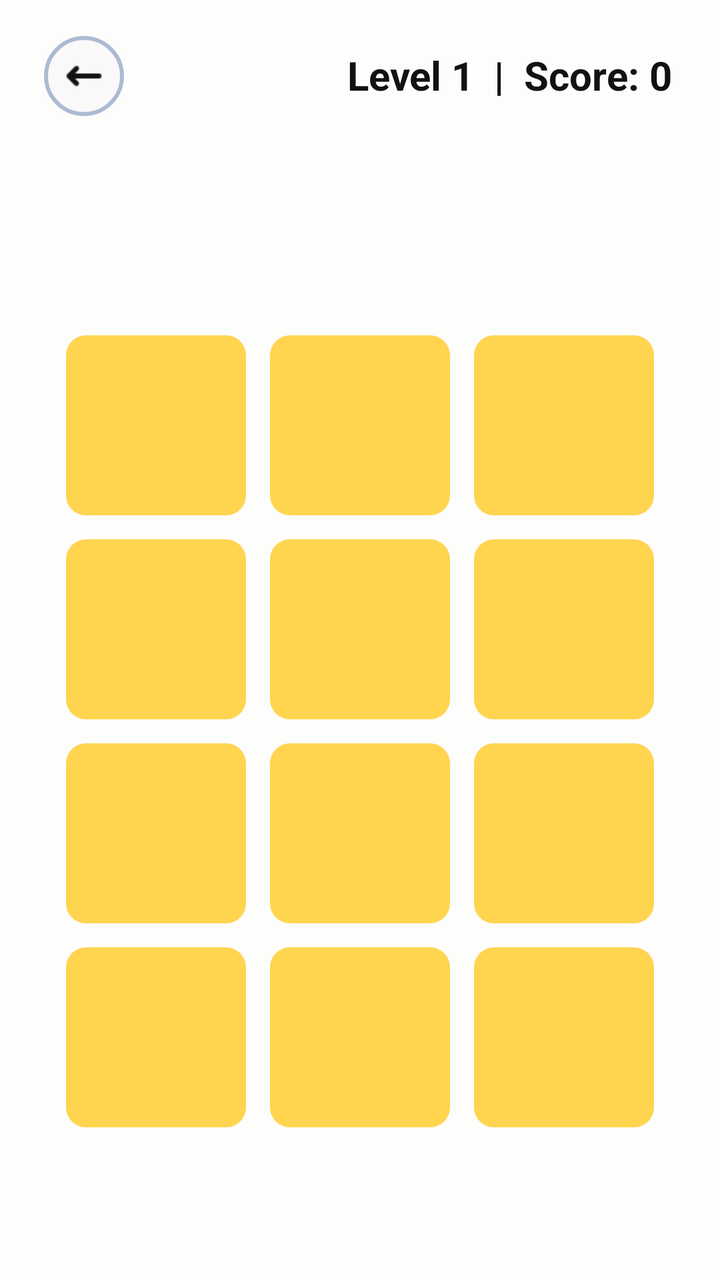
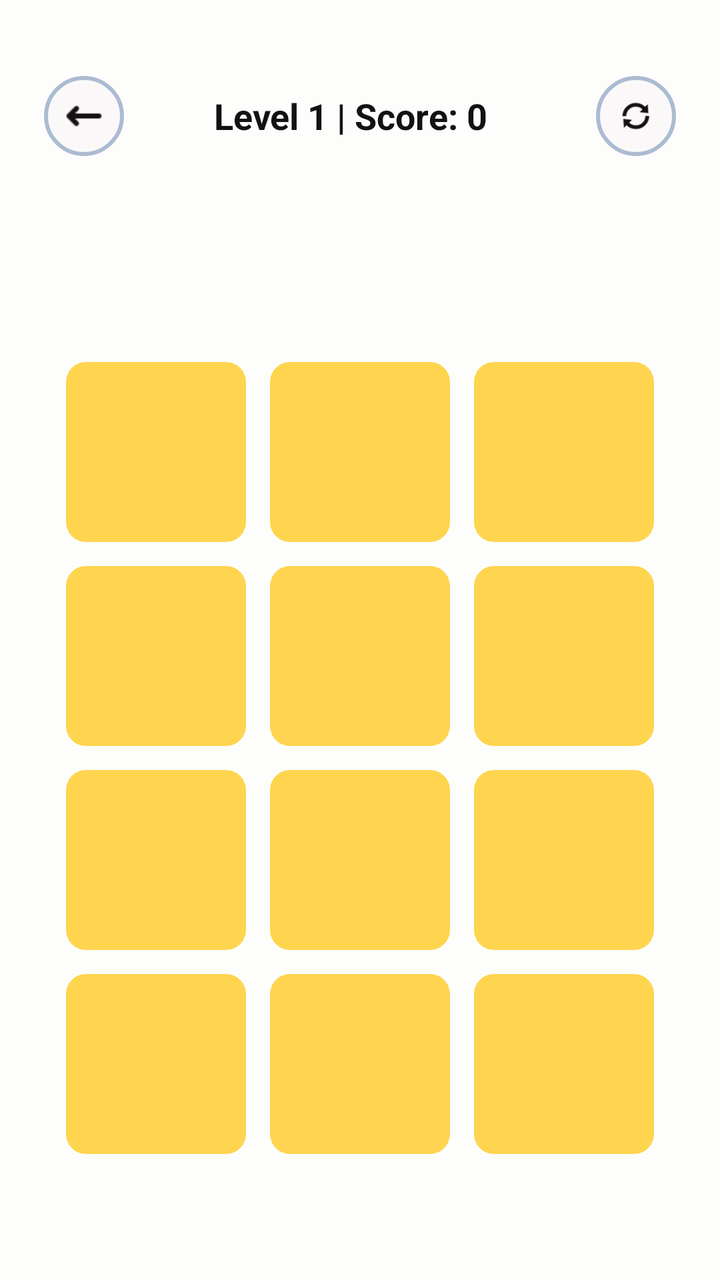

Before-and-after screenshots of an Android layout around one commit, followed by the original layout XML and the change that was made.
<!-- AndroidManifest.xml: application theme Theme.DownSteps1 -->
<!-- res/layout/activity_matching_game.xml -->
<?xml version="1.0" encoding="utf-8"?>
<androidx.constraintlayout.widget.ConstraintLayout xmlns:android="http://schemas.android.com/apk/res/android"
    xmlns:app="http://schemas.android.com/apk/res-auto"
    android:id="@+id/main"
    android:layout_width="match_parent"
    android:layout_height="match_parent"
    android:background="@color/bg_main">

    <TextView
        android:id="@+id/tvScore"
        android:layout_width="wrap_content"
        android:layout_height="wrap_content"
        android:text="Level 1  |  Score: 0"
        android:textColor="@color/text_title"
        android:textSize="20sp"
        android:textStyle="bold"
        android:layout_marginEnd="24dp"
        android:layout_marginTop="24dp"
        app:layout_constraintEnd_toEndOf="parent"
        app:layout_constraintTop_toTopOf="parent" />

    <LinearLayout
        android:id="@+id/backContainer"
        style="@style/BackBtn.Box"
        android:layout_marginStart="22dp"
        android:layout_marginTop="18dp"
        app:layout_constraintStart_toStartOf="parent"
        app:layout_constraintTop_toTopOf="parent">

        <ImageView
            android:id="@+id/btnBack"
            style="@style/BackBtn.Icon"
            android:contentDescription="@string/back" />
    </LinearLayout>

    <GridLayout
        android:id="@+id/gridCards"
        android:layout_width="wrap_content"
        android:layout_height="wrap_content"
        android:columnCount="3"
        android:rowCount="4"
        android:layout_marginTop="40dp"
        app:layout_constraintTop_toBottomOf="@id/tvScore"
        app:layout_constraintBottom_toBottomOf="parent"
        app:layout_constraintStart_toStartOf="parent"
        app:layout_constraintEnd_toEndOf="parent">

        <TextView android:id="@+id/card1" style="@style/MemoryCard" />
        <TextView android:id="@+id/card2" style="@style/MemoryCard" />
        <TextView android:id="@+id/card3" style="@style/MemoryCard" />
        <TextView android:id="@+id/card4" style="@style/MemoryCard" />
        <TextView android:id="@+id/card5" style="@style/MemoryCard" />
        <TextView android:id="@+id/card6" style="@style/MemoryCard" />
        <TextView android:id="@+id/card7" style="@style/MemoryCard" />
        <TextView android:id="@+id/card8" style="@style/MemoryCard" />
        <TextView android:id="@+id/card9" style="@style/MemoryCard" />
        <TextView android:id="@+id/card10" style="@style/MemoryCard" />
        <TextView android:id="@+id/card11" style="@style/MemoryCard" />
        <TextView android:id="@+id/card12" style="@style/MemoryCard" />

    </GridLayout>
    <LinearLayout
        android:id="@+id/levelMessageBox"
        android:layout_width="0dp"
        android:layout_height="wrap_content"
        android:orientation="vertical"
        android:gravity="center"
        android:padding="26dp"
        android:visibility="gone"
        android:background="@drawable/bg_level_success"
        app:layout_constraintTop_toBottomOf="@id/tvScore"
        app:layout_constraintStart_toStartOf="parent"
        app:layout_constraintEnd_toEndOf="parent"
        android:layout_marginStart="24dp"
        android:layout_marginEnd="24dp"
        android:layout_marginTop="90dp">

        <TextView
            android:layout_width="wrap_content"
            android:layout_height="wrap_content"
            android:text="🎉"
            android:textSize="50sp" />

        <TextView
            android:id="@+id/tvLevelMessage"
            android:layout_width="wrap_content"
            android:layout_height="wrap_content"
            android:layout_marginTop="10dp"
            android:text="Level 1 Completed!"
            android:textSize="24sp"
            android:textStyle="bold"
            android:textColor="@color/text_title"
            android:gravity="center" />

        <TextView
            android:layout_width="wrap_content"
            android:layout_height="wrap_content"
            android:layout_marginTop="8dp"
            android:text="Great job! Ready for the next level?"
            android:textSize="15sp"
            android:textColor="@color/text_subtitle"
            android:gravity="center" />

        <Button
            android:id="@+id/btnNextLevel"
            android:layout_width="match_parent"
            android:layout_height="56dp"
            android:layout_marginTop="22dp"
            android:text="Next Level 🚀"
            android:textStyle="bold"
            android:textSize="16sp"
            android:textColor="@android:color/white"
            android:backgroundTint="@color/btn_primary" />

    </LinearLayout>
</androidx.constraintlayout.widget.ConstraintLayout>
<!-- resources referenced by this layout -->
<resources>
  <color name="bg_main">#FDFDFB</color>
  <color name="btn_primary">#212E53</color>
  <color name="text_subtitle">#212E53</color>
  <color name="text_title">#131114</color>
  <!-- drawable bg_level_success (drawable) -->
  <?xml version="1.0" encoding="utf-8"?>
  <shape xmlns:android="http://schemas.android.com/apk/res/android">
  
      <solid android:color="#FFFFFF"/>
  
      <corners android:radius="28dp"/>
  
      <stroke
          android:width="2dp"
          android:color="#D7E3FF"/>
  
  </shape>
  <string name="back">Back</string>
  <style name="BackBtn.Box">
          <item name="android:layout_width">40dp</item>
          <item name="android:layout_height">40dp</item>
          <item name="android:background">@drawable/bg_back_circle</item>
          <item name="android:gravity">center</item>
  
      </style>
  <style name="BackBtn.Icon">
          <item name="android:layout_width">20dp</item>
          <item name="android:layout_height">20dp</item>
          <item name="android:src">@drawable/ic_fleche_gauche</item>
          <item name="android:tint">@color/text_title</item>
      </style>
  <style name="MemoryCard">
          <item name="android:layout_width">90dp</item>
          <item name="android:layout_height">90dp</item>
          <item name="android:layout_margin">6dp</item>
          <item name="android:gravity">center</item>
          <item name="android:textSize">40sp</item>
          <item name="android:textStyle">bold</item>
          <item name="android:background">@drawable/bg_card_back</item>
      </style>
  <style name="Theme.DownSteps1" parent="Base.Theme.DownSteps1" />
  <!-- drawable bg_back_circle (drawable) -->
  <?xml version="1.0" encoding="utf-8"?>
  <shape xmlns:android="http://schemas.android.com/apk/res/android"
      android:shape="oval">
  
      <solid android:color="@color/card_bg"/>
  
      <stroke
          android:width="2dp"
          android:color="@color/card_border"/>
  
  </shape>
  <!-- drawable ic_fleche_gauche: png bitmap (drawable, 280 bytes) -->
  <!-- drawable bg_card_back (drawable) -->
  <?xml version="1.0" encoding="utf-8"?>
  <shape xmlns:android="http://schemas.android.com/apk/res/android">
      <solid android:color="#FFD54F" />
      <corners android:radius="10dp" />
  </shape>
  <style name="Base.Theme.DownSteps1" parent="Theme.Material3.DayNight.NoActionBar">
          
          
          <item name="colorPrimary">@color/btn_primary</item>
          <item name="colorSecondary">@color/btn_primary</item>
          <item name="colorAccent">@color/btn_primary</item>
      </style>
  <color name="card_bg">#FAF8F8</color>
  <color name="card_border">#AABBD3</color>
</resources>

<!-- the commit's change to res/layout/activity_matching_game.xml (unified diff, before → after) -->
@@ -6,31 +6,50 @@
     android:layout_height="match_parent"
     android:background="@color/bg_main">
 
-    <TextView
-        android:id="@+id/tvScore"
-        android:layout_width="wrap_content"
+    
+    <LinearLayout
+        android:id="@+id/headerLayout"
+        android:layout_width="match_parent"
         android:layout_height="wrap_content"
-        android:text="Level 1  |  Score: 0"
-        android:textColor="@color/text_title"
-        android:textSize="20sp"
-        android:textStyle="bold"
-        android:layout_marginEnd="24dp"
-        android:layout_marginTop="24dp"
-        app:layout_constraintEnd_toEndOf="parent"
-        app:layout_constraintTop_toTopOf="parent" />
-
-    <LinearLayout
-        android:id="@+id/backContainer"
-        style="@style/BackBtn.Box"
-        android:layout_marginStart="22dp"
-        android:layout_marginTop="18dp"
-        app:layout_constraintStart_toStartOf="parent"
+        android:layout_marginTop="38dp"
+        android:paddingStart="22dp"
+        android:paddingEnd="22dp"
+        android:gravity="center_vertical"
+        android:orientation="horizontal"
         app:layout_constraintTop_toTopOf="parent">
 
-        <ImageView
-            android:id="@+id/btnBack"
-            style="@style/BackBtn.Icon"
-            android:contentDescription="@string/back" />
+        <LinearLayout
+            android:id="@+id/backContainer"
+            style="@style/BackBtn.Box">
+
+            <ImageView
+                android:id="@+id/btnBack"
+                style="@style/BackBtn.Icon"
+                android:contentDescription="@string/back" />
+        </LinearLayout>
+
+        <TextView
+            android:id="@+id/tvScore"
+            android:layout_width="0dp"
+            android:layout_height="wrap_content"
+            android:layout_weight="1"
+            android:gravity="center"
+            android:text="Level 1 | Score: 0"
+            android:textColor="@color/text_title"
+            android:textSize="18sp"
+            android:textStyle="bold" />
+
+        <LinearLayout
+            android:id="@+id/btnRestartGame"
+            style="@style/RestartBtn.Box"
+            android:layout_marginStart="10dp">
+
+            <ImageView
+                android:id="@+id/imgRestart"
+                style="@style/RestartBtn.Icon"
+                android:contentDescription="restart" />
+        </LinearLayout>
+
     </LinearLayout>
 
     <GridLayout
@@ -40,7 +59,7 @@
         android:columnCount="3"
         android:rowCount="4"
         android:layout_marginTop="40dp"
-        app:layout_constraintTop_toBottomOf="@id/tvScore"
+        app:layout_constraintTop_toBottomOf="@id/headerLayout"
         app:layout_constraintBottom_toBottomOf="parent"
         app:layout_constraintStart_toStartOf="parent"
         app:layout_constraintEnd_toEndOf="parent">
@@ -59,6 +78,7 @@
         <TextView android:id="@+id/card12" style="@style/MemoryCard" />
 
     </GridLayout>
+
     <LinearLayout
         android:id="@+id/levelMessageBox"
         android:layout_width="0dp"
@@ -68,12 +88,12 @@
         android:padding="26dp"
         android:visibility="gone"
         android:background="@drawable/bg_level_success"
-        app:layout_constraintTop_toBottomOf="@id/tvScore"
-        app:layout_constraintStart_toStartOf="parent"
-        app:layout_constraintEnd_toEndOf="parent"
         android:layout_marginStart="24dp"
         android:layout_marginEnd="24dp"
-        android:layout_marginTop="90dp">
+        android:layout_marginTop="90dp"
+        app:layout_constraintTop_toBottomOf="@id/headerLayout"
+        app:layout_constraintStart_toStartOf="parent"
+        app:layout_constraintEnd_toEndOf="parent">
 
         <TextView
             android:layout_width="wrap_content"
@@ -113,4 +133,5 @@
             android:backgroundTint="@color/btn_primary" />
 
     </LinearLayout>
+
 </androidx.constraintlayout.widget.ConstraintLayout>
<!-- resource entries referenced after the edit -->
@@ -40,6 +40,16 @@
           <item name="android:textStyle">bold</item>
           <item name="android:background">@drawable/bg_card_back</item>
       </style>
+  <style name="RestartBtn.Box" parent="BackBtn.Box">
+          <item name="android:layout_width">40dp</item>
+          <item name="android:layout_height">40dp</item>
+      </style>
+  <style name="RestartBtn.Icon" parent="BackBtn.Icon">
+          <item name="android:src">@android:drawable/ic_popup_sync</item>
+          <item name="android:layout_width">18dp</item>
+          <item name="android:layout_height">18dp</item>
+          <item name="android:tint">@color/text_title</item>
+      </style>
   <style name="Theme.DownSteps1" parent="Base.Theme.DownSteps1" />
   <!-- drawable bg_back_circle (drawable) -->
   <?xml version="1.0" encoding="utf-8"?>
